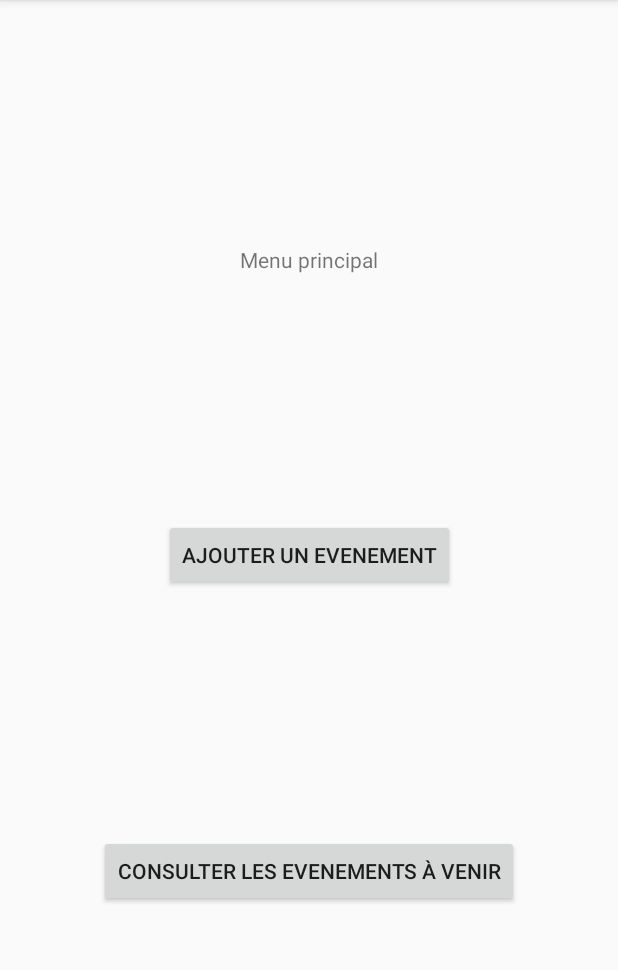
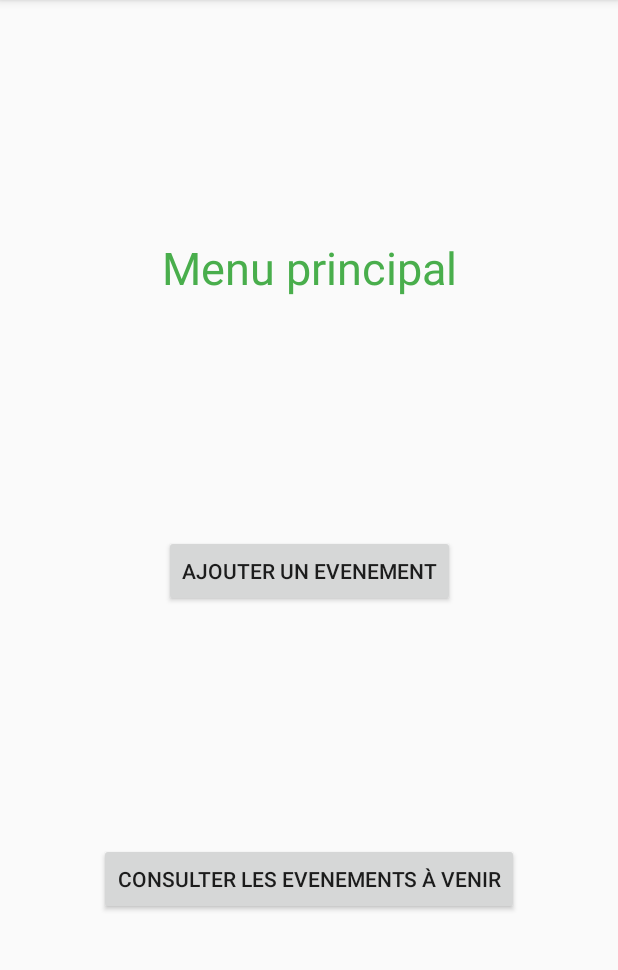
Before and after one commit to Iuzziel/FilRouge_Android, an Android app: the screen it shows after launch (MainActivity), on a phone screen of 412 x 824 dp, the part 84-1054 px from its top. Run offline under Robolectric (Android 15) with nearby library versions, the phone set to English and light mode, and no system bars.

Commit message:
push sauvegarde vendredi

```diff
--- a/app/src/main/java/afpa/dl101_filrouge_android/vues/ListEvenement.java
+++ b/app/src/main/java/afpa/dl101_filrouge_android/vues/ListEvenement.java
@@ -26,6 +26,7 @@ public class ListEvenement extends AppCompatActivity {
         setContentView(R.layout.activity_list_evenement);
         Intent intent = getIntent();
         rDate = intent.getIntExtra("rDate", 0);
+        Log.d("rDate", String.valueOf(rDate));
         try {
             initControl();
         } catch (Exception e) {
@@ -37,7 +38,8 @@ public class ListEvenement extends AppCompatActivity {
         SelectEventAsynchrone selectEventAsynchrone = new SelectEventAsynchrone(this);
         try {
             Vector<Evenement> vSelectEvent = selectEventAsynchrone.execute(rDate).get();
-            if (vSelectEvent != null) {
+
+            if (!(vSelectEvent.isEmpty())) {
                 ArrayList<Evenement> listEvent = getAListOfEvent(vSelectEvent);
                 EvenementAdapter adapter = new EvenementAdapter(this, listEvent);
                 ListView list = (ListView) findViewById(R.id.listEvent);
@@ -52,8 +54,10 @@ public class ListEvenement extends AppCompatActivity {
 
     public ArrayList<Evenement> getAListOfEvent(Vector<Evenement> vEvenement) {
         ArrayList<Evenement> listEvent = new ArrayList<>();
+
         for (Evenement e : vEvenement)
             listEvent.add(e);
+
         return listEvent;
     }
 }
--- a/app/src/main/res/layout/activity_consulter_evenement.xml
+++ b/app/src/main/res/layout/activity_consulter_evenement.xml
@@ -4,7 +4,7 @@
     xmlns:tools="http://schemas.android.com/tools"
     android:id="@+id/layoutConsult"
     android:layout_width="match_parent"
-    android:layout_height="match_parent"
+    android:layout_height="wrap_content"
     tools:context="afpa.dl101_filrouge_android.vues.AjouterEvenement"
     tools:layout_editor_absoluteX="0dp"
     tools:layout_editor_absoluteY="81dp">
@@ -118,7 +118,6 @@
         android:layout_width="wrap_content"
         android:layout_height="wrap_content"
         android:layout_marginTop="16dp"
-        android:onClick="onClick"
         android:text="@string/btn_EditEvent"
         app:layout_constraintLeft_toRightOf="@+id/btn_DelEvent"
         app:layout_constraintRight_toRightOf="parent"
@@ -129,7 +128,6 @@
         android:layout_width="wrap_content"
         android:layout_height="wrap_content"
         android:layout_marginTop="16dp"
-        android:onClick="onClick"
         android:text="@string/btn_DelEvent"
         app:layout_constraintLeft_toLeftOf="parent"
         app:layout_constraintRight_toLeftOf="@+id/btn_EditEvent"
--- a/app/src/main/res/layout/activity_main.xml
+++ b/app/src/main/res/layout/activity_main.xml
@@ -9,18 +9,20 @@
     tools:layout_editor_absoluteX="0dp">
 
     <TextView
+        android:id="@+id/textView"
         android:layout_width="wrap_content"
         android:layout_height="wrap_content"
+        android:layout_marginEnd="16dp"
+        android:layout_marginLeft="16dp"
+        android:layout_marginRight="16dp"
+        android:layout_marginStart="16dp"
         android:text="@string/menu_principal"
-        android:id="@+id/textView"
-        android:layout_marginStart="16dp"
-        android:layout_marginEnd="16dp"
-        app:layout_constraintTop_toTopOf="parent"
-        android:layout_marginLeft="16dp"
+        android:textColor="@color/colorPrimary"
+        android:textSize="30sp"
+        app:layout_constraintBottom_toTopOf="@+id/btn_AjoutEvent"
         app:layout_constraintLeft_toLeftOf="parent"
-        android:layout_marginRight="16dp"
         app:layout_constraintRight_toRightOf="parent"
-        app:layout_constraintBottom_toTopOf="@+id/btn_AjoutEvent" />
+        app:layout_constraintTop_toTopOf="parent" />
 
     <Button
         android:id="@+id/btn_AjoutEvent"
```
Also changed, not shown: app/src/main/java/afpa/dl101_filrouge_android/database/EvenementManager.java (+6 -3 lines), app/src/main/java/afpa/dl101_filrouge_android/metier/ToolBox.java (+7 -0 lines), app/src/main/java/afpa/dl101_filrouge_android/objet/EvenementAdapter.java (+7 -3 lines).
